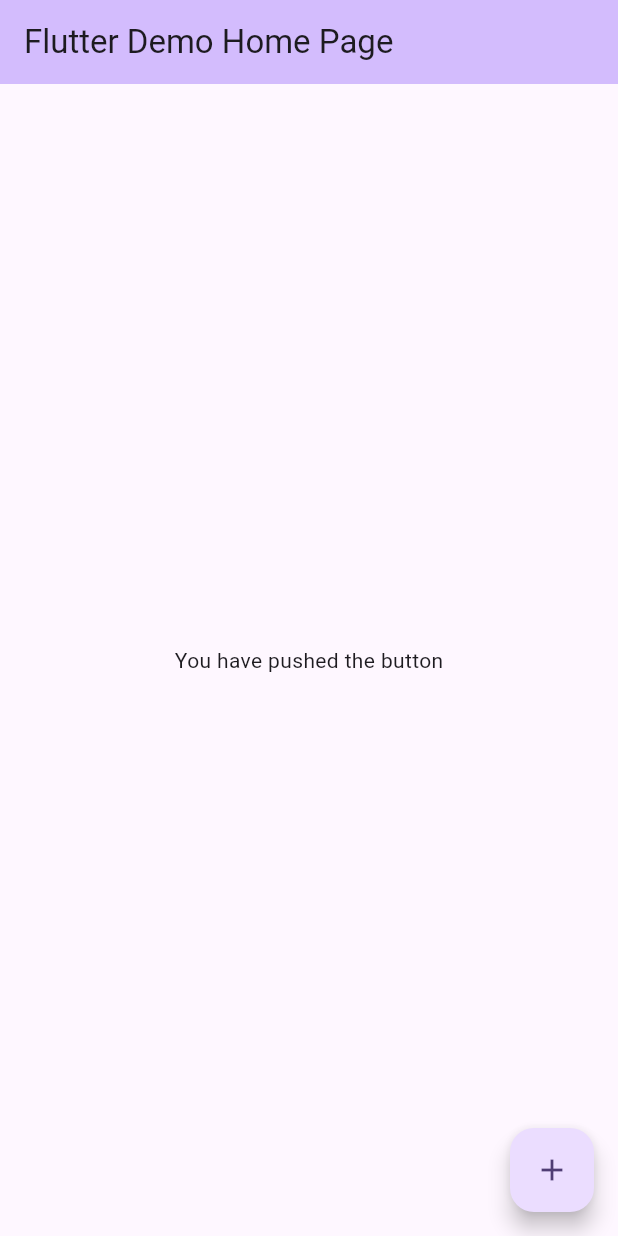
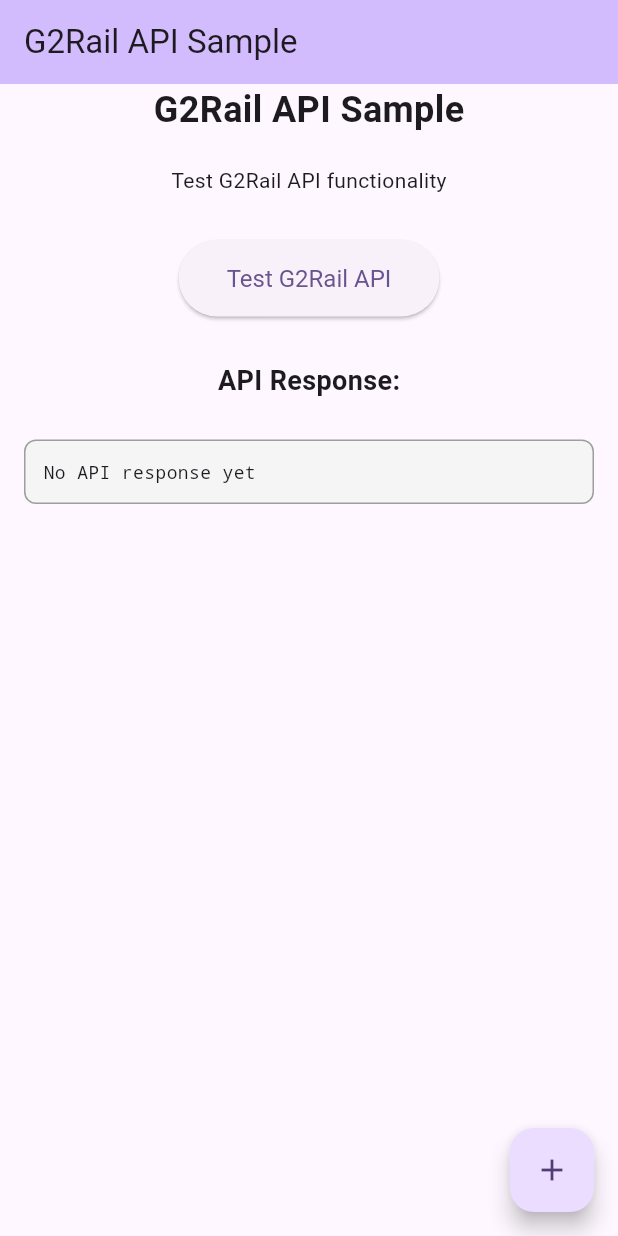
Before and after one commit to LinShihSiang/G2Rail, a Flutter app: the screen it shows after launch, on a phone screen of 412 x 824 dp. Run offline on Flutter 3.47's test engine with Material 3 defaults, Android fonts, the phone set to English and light mode, and no system bars.

Commit message:
Modify
1. add api button
2. add api spec

```diff
--- a/g2railsample/lib/main.dart
+++ b/g2railsample/lib/main.dart
@@ -1,5 +1,6 @@
 import 'dart:io';
 
+import 'package:flutter/foundation.dart';
 import 'package:flutter/material.dart';
 import 'package:g2railsample/g2rail_api_client.dart';
 import 'package:http/http.dart';
@@ -17,11 +18,11 @@ class MyApp extends StatelessWidget {
   @override
   Widget build(BuildContext context) {
     return MaterialApp(
-      title: 'Flutter Demo',
+      title: 'G2Rail API Sample',
       theme: ThemeData(
         colorScheme: ColorScheme.fromSeed(seedColor: Colors.deepPurple),
       ),
-      home: const MyHomePage(title: 'Flutter Demo Home Page'),
+      home: const MyHomePage(title: 'G2Rail API Sample'),
     );
   }
 }
@@ -36,30 +37,41 @@ class MyHomePage extends StatefulWidget {
 }
 
 class _MyHomePageState extends State<MyHomePage> {
+  String _apiResponse = 'No API response yet';
   Client baseClient() {
+    if (kIsWeb) {
+      // For web platforms, use the default HTTP client
+      return Client();
+    } else {
+      // For mobile/desktop platforms, use IOClient with certificate bypass
       HttpClient httpClient = HttpClient();
       httpClient.badCertificateCallback =
           (X509Certificate cert, String host, int port) {
             return true;
           };
-    Client c = IOClient(httpClient);
-    return c;
+      return IOClient(httpClient);
+    }
   }
 
   void _actAPI() async {
+    setState(() {
+      _apiResponse = 'Loading...';
+    });
+
+    try {
       String baseUrl = "http://alpha-api.g2rail.com";
       var gac = GrailApiClient(
         httpClient: baseClient(),
         baseUrl: baseUrl,
-      apiKey: "<API-Key>",
-      secret: "<API-Secret>",
+        apiKey: "fa656e6b99d64f309d72d6a8e7284953",
+        secret: "9a52b1f7-7c96-4305-8569-1016a55048bc",
       );
       var rtn = await gac.getSolutions(
-      "Frankfurt",
-      "Berlin",
+        "CT_LV7D4WNOK",
+        "CT_60Y990YWR",
         DateFormat(
           "yyyy-MM-dd",
-      ).format(DateTime.now().add(const Duration(days: 7))),
+        ).format(DateTime.now().toUtc().add(const Duration(days: 0))),
         "08:00",
         1,
         0,
@@ -67,6 +79,15 @@ class _MyHomePageState extends State<MyHomePage> {
         0,
         0,
       );
+
+      setState(() {
+        _apiResponse = rtn.toString();
+      });
+    } catch (e) {
+      setState(() {
+        _apiResponse = 'Error: ${e.toString()}';
+      });
+    }
   }
 
   @override
@@ -79,7 +100,47 @@ class _MyHomePageState extends State<MyHomePage> {
       body: Center(
         child: Column(
           mainAxisAlignment: MainAxisAlignment.center,
-          children: <Widget>[const Text('You have pushed the button')],
+          children: <Widget>[
+            const Text(
+              'G2Rail API Sample',
+              style: TextStyle(fontSize: 24, fontWeight: FontWeight.bold),
+            ),
+            const SizedBox(height: 20),
+            const Text('Test G2Rail API functionality'),
+            const SizedBox(height: 30),
+            ElevatedButton(
+              onPressed: _actAPI,
+              style: ElevatedButton.styleFrom(
+                padding: const EdgeInsets.symmetric(horizontal: 32, vertical: 16),
+                textStyle: const TextStyle(fontSize: 16),
+              ),
+              child: const Text('Test G2Rail API'),
+            ),
+            const SizedBox(height: 30),
+            const Text(
+              'API Response:',
+              style: TextStyle(fontSize: 18, fontWeight: FontWeight.bold),
+            ),
+            const SizedBox(height: 10),
+            Expanded(
+              child: SingleChildScrollView(
+                padding: const EdgeInsets.all(16),
+                child: Container(
+                  width: double.infinity,
+                  padding: const EdgeInsets.all(12),
+                  decoration: BoxDecoration(
+                    border: Border.all(color: Colors.grey),
+                    borderRadius: BorderRadius.circular(8),
+                    color: Colors.grey[100],
+                  ),
+                  child: Text(
+                    _apiResponse,
+                    style: const TextStyle(fontSize: 12, fontFamily: 'monospace'),
+                  ),
+                ),
+              ),
+            ),
+          ],
         ),
       ),
       floatingActionButton: FloatingActionButton(
```
Also changed, not shown: 1 other file. Lines whose indentation alone changed are shown as unchanged.
